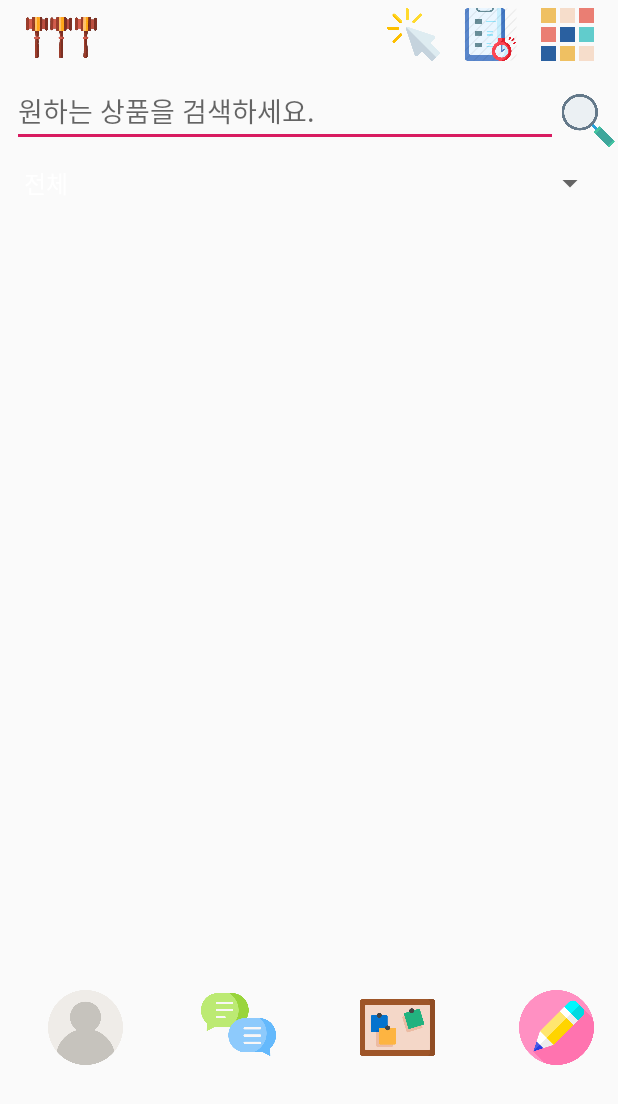
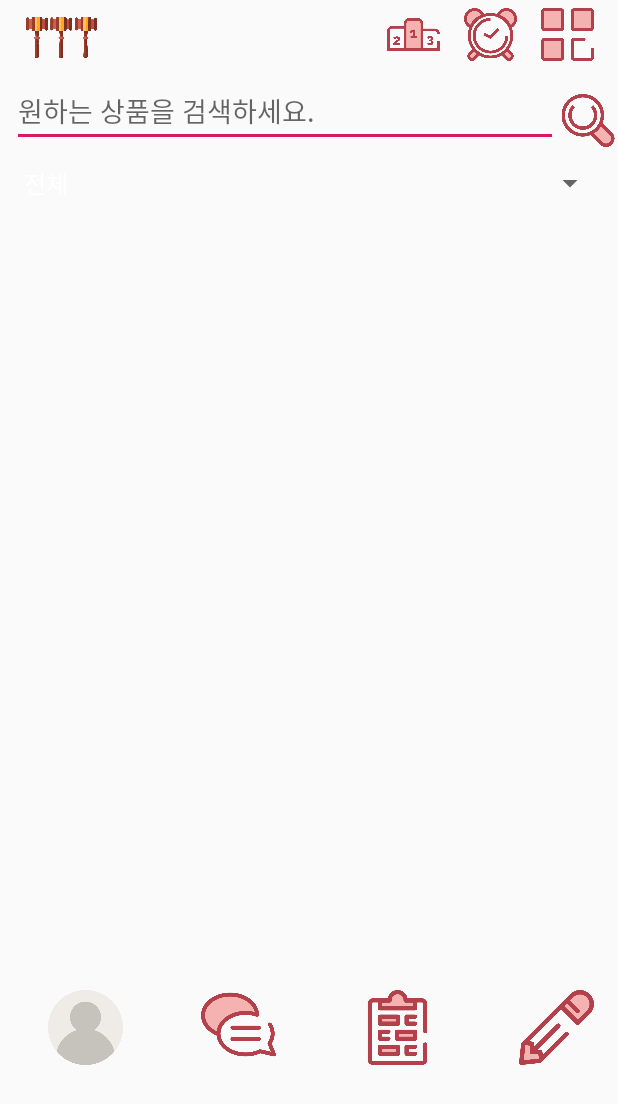
Before and after one commit to hyejin1231/Teamtest1, an Android app: the MainActivity screen opened directly, with no data from a screen before it, on a phone screen of 412 x 824 dp. Shown: the top 1104 px of the screen. Run offline under Robolectric (Android 15) with nearby library versions, the phone set to English and light mode, and no system bars; our stand-ins replace Firebase (no records; nobody signed in at launch, a user with empty details on screens opened directly); 1 statement that could not run was skipped.

Commit message:
[20201023] 혜진 아이콘 바꿔는 봤지만 바꿀 사람 바꿔줘!

```diff
--- a/app/src/main/res/layout/activity_main.xml
+++ b/app/src/main/res/layout/activity_main.xml
@@ -29,7 +29,7 @@
         android:layout_marginRight="16dp"
         app:layout_constraintEnd_toStartOf="@+id/img_btn_category"
         app:layout_constraintTop_toTopOf="parent"
-        app:srcCompat="@drawable/duedate2" />
+        app:srcCompat="@drawable/time" />
 
     <ImageView
         android:id="@+id/imageView6"
@@ -50,7 +50,7 @@
         android:layout_marginRight="16dp"
         app:layout_constraintEnd_toStartOf="@+id/img_btn_dueDate"
         app:layout_constraintTop_toTopOf="parent"
-        app:srcCompat="@drawable/click" />
+        app:srcCompat="@drawable/rank" />
 
     <ImageView
         android:id="@+id/img_btn_category"
@@ -61,7 +61,7 @@
         android:layout_marginRight="16dp"
         app:layout_constraintEnd_toEndOf="parent"
         app:layout_constraintTop_toTopOf="parent"
-        app:srcCompat="@drawable/categorymenu" />
+        app:srcCompat="@drawable/menu" />
 
     <ImageView
         android:id="@+id/img_SC_btnSearch"
@@ -70,7 +70,7 @@
 
         app:layout_constraintBottom_toBottomOf="@+id/edit_SC_Search"
         app:layout_constraintEnd_toEndOf="parent"
-        app:srcCompat="@drawable/serach" />
+        app:srcCompat="@drawable/searchhh" />
 
     <androidx.recyclerview.widget.RecyclerView
         android:id="@+id/SCrecyclerView"
@@ -103,7 +103,7 @@
             app:layout_constraintEnd_toEndOf="parent"
             app:layout_constraintTop_toTopOf="parent"
             app:layout_constraintVertical_bias="0.0"
-            app:srcCompat="@drawable/pencil" />
+            app:srcCompat="@drawable/sellwrite" />
 
         <ImageView
             android:id="@+id/img_SC_btnMypage"
@@ -143,7 +143,7 @@
             app:layout_constraintEnd_toStartOf="@+id/img_SC_btnWrite"
             app:layout_constraintTop_toTopOf="parent"
             app:layout_constraintVertical_bias="0.0"
-            app:srcCompat="@drawable/noticeboard" />
+            app:srcCompat="@drawable/board" />
 
         <ImageView
             android:id="@+id/img_SC_btnChat"
@@ -154,7 +154,7 @@
             android:layout_marginTop="4dp"
             app:layout_constraintStart_toEndOf="@+id/img_SC_btnMypage"
             app:layout_constraintTop_toTopOf="parent"
-            app:srcCompat="@drawable/chat"></ImageView>
+            app:srcCompat="@drawable/conservation"></ImageView>
 
 
     </androidx.constraintlayout.widget.ConstraintLayout>
--- a/app/src/main/res/values/styles.xml
+++ b/app/src/main/res/values/styles.xml
@@ -8,8 +8,8 @@
 
 
         <item name="colorPrimary">#E2FF2B2B</item>
-        <item name="colorPrimaryDark">@color/colorPrimaryDark</item>
-<!--        <item name="colorPrimaryDark">#FF2B2B</item>-->
+<!--        <item name="colorPrimaryDark">@color/colorPrimaryDark</item>-->
+        <item name="colorPrimaryDark">#FF2B2B</item>
         <item name="colorAccent">@color/colorAccent</item>
     </style>
 
```
Also changed, not shown: app/src/main/res/drawable/board.png (added), app/src/main/res/drawable/conservation.png (added), app/src/main/res/drawable/menu.png (added), app/src/main/res/drawable/rank.png (added), app/src/main/res/drawable/searchhh.png (added), app/src/main/res/drawable/sellwrite.png (added), app/src/main/res/drawable/tap.png (added), app/src/main/res/drawable/time.png (added).
